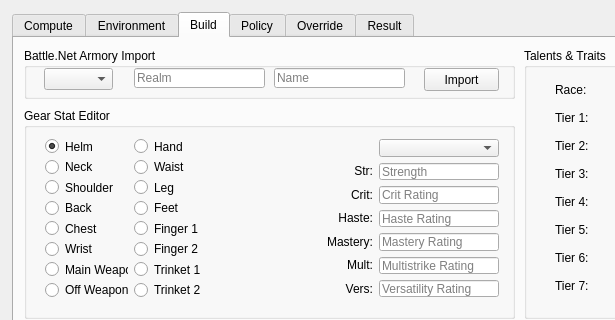
This is gic.ui in AeanSR/irecore as Qt 5 draws it before an edit; both pictures show x 0 to 615 and y 0 to 320 of the 790 by 620 pixel window. The edited form follows.
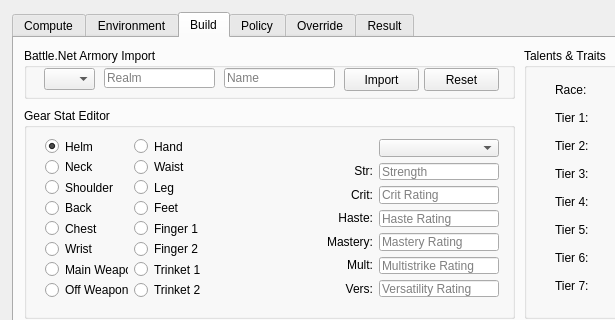
This is the edited form. The open tabs and pages were chosen to show the change.

Commit message: Added a Reset button on Build Tab.

Patch:
```diff
--- a/gic.ui
+++ b/gic.ui
@@ -866,7 +866,7 @@
            <rect>
             <x>20</x>
             <y>20</y>
-            <width>69</width>
+            <width>51</width>
             <height>22</height>
            </rect>
           </property>
@@ -874,7 +874,7 @@
          <widget class="QPushButton" name="btnImport">
           <property name="geometry">
            <rect>
-            <x>400</x>
+            <x>320</x>
             <y>20</y>
             <width>75</width>
             <height>23</height>
@@ -887,9 +887,9 @@
          <widget class="QLineEdit" name="txtRealm">
           <property name="geometry">
            <rect>
-            <x>110</x>
+            <x>80</x>
             <y>20</y>
-            <width>131</width>
+            <width>111</width>
             <height>20</height>
            </rect>
           </property>
@@ -900,9 +900,9 @@
          <widget class="QLineEdit" name="txtCharacter">
           <property name="geometry">
            <rect>
-            <x>250</x>
+            <x>200</x>
             <y>20</y>
-            <width>131</width>
+            <width>111</width>
             <height>20</height>
            </rect>
           </property>
@@ -910,6 +910,19 @@
            <string>Name</string>
           </property>
          </widget>
+         <widget class="QPushButton" name="btnResetBuild">
+          <property name="geometry">
+           <rect>
+            <x>400</x>
+            <y>20</y>
+            <width>75</width>
+            <height>23</height>
+           </rect>
+          </property>
+          <property name="text">
+           <string>Reset</string>
+          </property>
+         </widget>
         </widget>
         <widget class="QGroupBox" name="groupBox_2">
          <property name="geometry">
```
Left out of the diff: 2 changed lines with no effect on the pictures. The commit also changes 3 other files.
